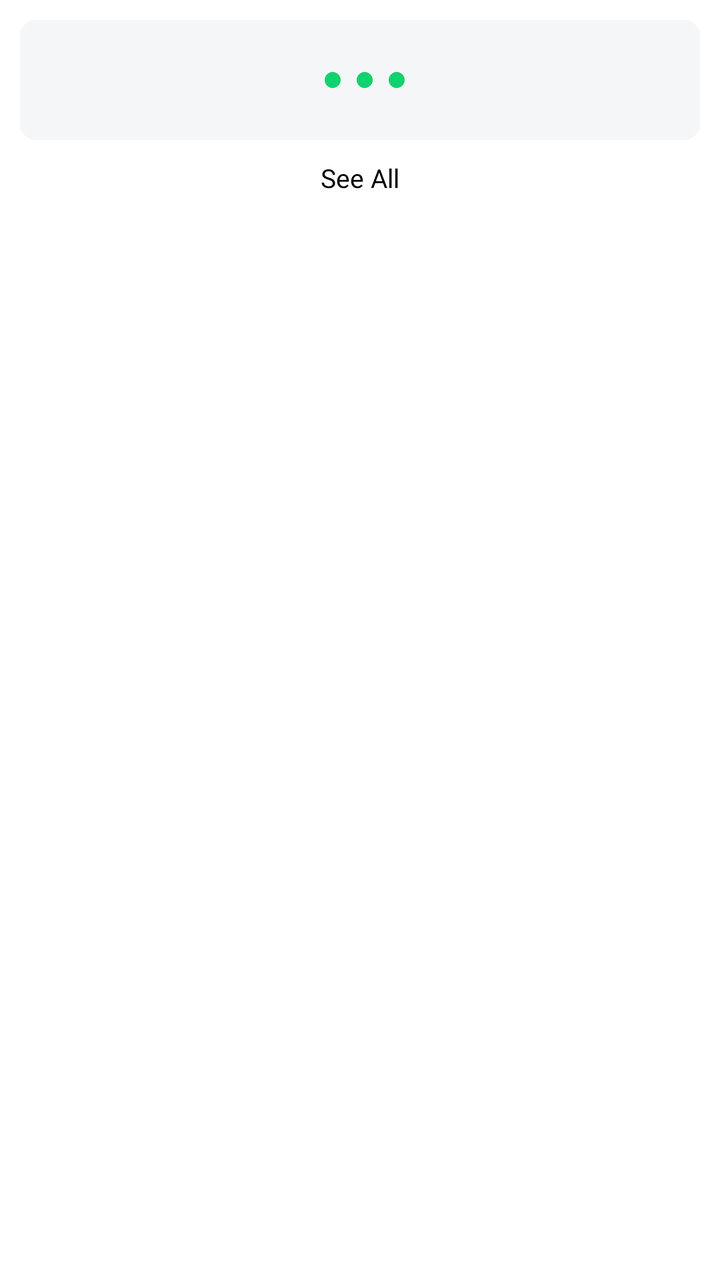
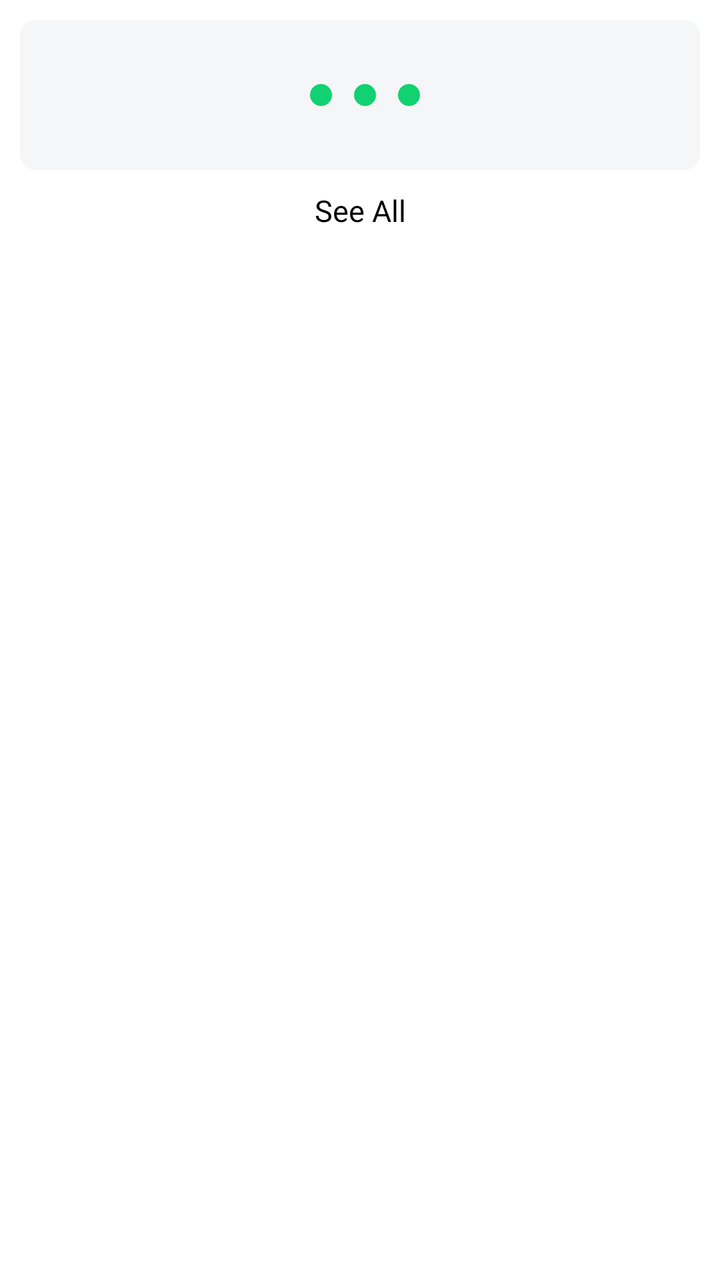

The first picture is an Android layout as it rendered before a commit; the second is the same layout after the commit. The layout source and the unified diff follow.
<!-- AndroidManifest.xml: application theme Theme.Disability -->
<!-- res/layout/more_item_layout.xml -->
<?xml version="1.0" encoding="utf-8"?>
<LinearLayout xmlns:android="http://schemas.android.com/apk/res/android"
    android:layout_width="match_parent"
    android:layout_height="wrap_content"
    xmlns:app="http://schemas.android.com/apk/res-auto"
    android:orientation="vertical"
    android:background="@color/white"
    android:padding="10dp">

<LinearLayout
    android:layout_width="match_parent"
    android:layout_height="wrap_content"
    android:layout_gravity="center_horizontal"
    android:gravity="center"
    android:background="@drawable/round_light_gray">
    <androidx.appcompat.widget.AppCompatImageView
        android:id="@+id/imgMore"
        android:layout_width="40dp"
        android:layout_height="40dp"
        android:layout_marginStart="15dp"
        android:layout_marginTop="10dp"
        android:layout_marginBottom="10dp"
        android:layout_marginEnd="10dp"
        app:tint="@color/green"
        android:src="@drawable/more"/>
</LinearLayout>

<TextView
    android:id="@+id/txtTitle"
    android:layout_width="match_parent"
    android:layout_height="wrap_content"
    android:layout_marginTop="10dp"
    android:layout_marginBottom="10dp"
    android:text="See All"
    android:fontFamily="@font/teachers_medium"
    android:textSize="13sp"
    android:textColor="@color/black"
    android:textAlignment="center"/>

</LinearLayout>
<!-- resources referenced by this layout -->
<resources>
  <color name="black">#000000</color>
  <color name="green">#11D171</color>
  <color name="white">#FFFFFF</color>
  <!-- drawable more: png bitmap (drawable, 3172 bytes) -->
  <!-- drawable round_light_gray (drawable) -->
  <?xml version="1.0" encoding="utf-8"?>
  <shape xmlns:android="http://schemas.android.com/apk/res/android"
      android:shape="rectangle" android:padding="10dp">
      <solid android:color="#f5f6f7"/>
      <corners
          android:bottomRightRadius="8dp"
          android:bottomLeftRadius="8dp"
          android:topLeftRadius="8dp"
          android:topRightRadius="8dp"/>
  </shape>
  <style name="Theme.Disability" parent="Base.Theme.Disability" />
  <style name="Base.Theme.Disability" parent="Theme.Material3.DayNight.NoActionBar">
          
          <item name="colorPrimary">@color/colorPrimary</item>
      </style>
  <color name="colorPrimary">#1793CF</color>
</resources>

<!-- the commit's change to res/layout/more_item_layout.xml (unified diff, before → after) -->
@@ -15,8 +15,8 @@
     android:background="@drawable/round_light_gray">
     <androidx.appcompat.widget.AppCompatImageView
         android:id="@+id/imgMore"
-        android:layout_width="40dp"
-        android:layout_height="40dp"
+        android:layout_width="55dp"
+        android:layout_height="55dp"
         android:layout_marginStart="15dp"
         android:layout_marginTop="10dp"
         android:layout_marginBottom="10dp"
@@ -33,7 +33,7 @@
     android:layout_marginBottom="10dp"
     android:text="See All"
     android:fontFamily="@font/teachers_medium"
-    android:textSize="13sp"
+    android:textSize="15sp"
     android:textColor="@color/black"
     android:textAlignment="center"/>
 
